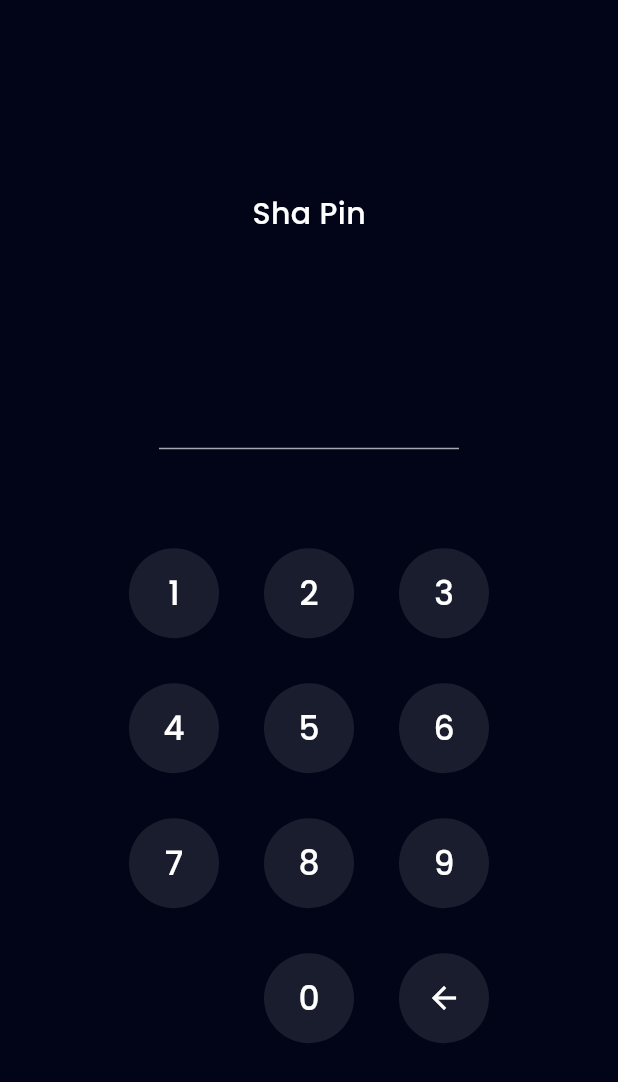
After one commit to krisnaxyoga/tomato_ewallet, a Flutter app: the PinPage screen opened by its route, on a phone screen of 412 x 824 dp. The commit adds this screen. Shown: the top 1082 px of the screen. Run offline on Flutter 3.47's test engine with Material 3 defaults, Android fonts, the phone set to English and light mode, and no system bars; our stand-ins replace carousel_slider.

Commit message:
update pin and profile

```diff
--- a/lib/main.dart
+++ b/lib/main.dart
@@ -1,6 +1,10 @@
 import 'package:bank_sha/shared/theme.dart';
 import 'package:bank_sha/ui/pages/home_page.dart';
 import 'package:bank_sha/ui/pages/onboarding_page.dart';
+import 'package:bank_sha/ui/pages/pin_page.dart';
+import 'package:bank_sha/ui/pages/profile_edit_page.dart';
+import 'package:bank_sha/ui/pages/profile_edit_pin_page.dart';
+import 'package:bank_sha/ui/pages/profile_edit_success_page.dart';
 import 'package:bank_sha/ui/pages/profile_page.dart';
 import 'package:bank_sha/ui/pages/sign_in_page.dart';
 import 'package:bank_sha/ui/pages/sign_up_page.dart';
@@ -45,6 +49,10 @@ class MyApp extends StatelessWidget {
         '/sign-up-success': (context) => const SignUpSuccessPage(),
         '/home': (context) => const HomePage(),
         '/profile': (context) => const ProfilePage(),
+        '/pin': (context) => const PinPage(),
+        '/profile-edit': (context) => const ProfileEditPage(),
+        '/profile-edit-pin': (context) => const ProfileEditPinPage(),
+        '/profile-edit-success': (context) => const ProfileEditSuccessPage(),
       },
     );
   }
--- /dev/null
+++ b/lib/ui/pages/pin_page.dart
@@ -0,0 +1,179 @@
+import 'package:bank_sha/shared/theme.dart';
+import 'package:bank_sha/ui/widgets/button.dart';
+import 'package:flutter/material.dart';
+
+class PinPage extends StatefulWidget {
+  const PinPage({super.key});
+
+  @override
+  State<PinPage> createState() => _PinPageState();
+}
+
+class _PinPageState extends State<PinPage> {
+  final TextEditingController pinController = TextEditingController(text: '');
+
+  addPin(String number) {
+    if (pinController.text.length < 6) {
+      setState(() {
+        pinController.text = pinController.text + number;
+      });
+    }
+
+    if (pinController.text == '123123') {
+      Navigator.pop(context, true);
+    }
+  }
+
+  deletePin() {
+    if (pinController.text.isNotEmpty) {
+      setState(() {
+        pinController.text =
+            pinController.text.substring(0, pinController.text.length - 1);
+      });
+    }
+  }
+
+  @override
+  Widget build(BuildContext context) {
+    return Scaffold(
+      backgroundColor: darkBackgroundColor,
+      body: Center(
+        child: Padding(
+          padding: const EdgeInsets.symmetric(
+            horizontal: 50,
+          ),
+          child: Column(
+            mainAxisAlignment: MainAxisAlignment.center,
+            children: [
+              Text(
+                'Sha Pin',
+                style: whiteTextStyle.copyWith(
+                  fontWeight: medium,
+                  fontSize: 20,
+                ),
+              ),
+              const SizedBox(
+                height: 72,
+              ),
+              SizedBox(
+                width: 200,
+                child: TextFormField(
+                  controller: pinController,
+                  obscureText: true,
+                  cursorColor: greyColor,
+                  obscuringCharacter: '*',
+                  enabled: false,
+                  style: whiteTextStyle.copyWith(
+                    fontWeight: medium,
+                    fontSize: 36,
+                    letterSpacing: 16,
+                  ),
+                  decoration: InputDecoration(
+                    disabledBorder: UnderlineInputBorder(
+                      borderSide: BorderSide(
+                        color: greyColor,
+                      ),
+                    ),
+                  ),
+                ),
+              ),
+              const SizedBox(
+                height: 66,
+              ),
+              Wrap(
+                runSpacing: 30,
+                spacing: 30,
+                children: [
+                  CustomsInputButton(
+                    title: '1',
+                    onTap: () {
+                      addPin('1');
+                    },
+                  ),
+                  CustomsInputButton(
+                    title: '2',
+                    onTap: () {
+                      addPin('2');
+                    },
+                  ),
+                  CustomsInputButton(
+                    title: '3',
+                    onTap: () {
+                      addPin('3');
+                    },
+                  ),
+                  CustomsInputButton(
+                    title: '4',
+                    onTap: () {
+                      addPin('4');
+                    },
+                  ),
+                  CustomsInputButton(
+                    title: '5',
+                    onTap: () {
+                      addPin('5');
+                    },
+                  ),
+                  CustomsInputButton(
+                    title: '6',
+                    onTap: () {
+                      addPin('6');
+                    },
+                  ),
+                  CustomsInputButton(
+                    title: '7',
+                    onTap: () {
+                      addPin('7');
+                    },
+                  ),
+                  CustomsInputButton(
+                    title: '8',
+                    onTap: () {
+                      addPin('8');
+                    },
+                  ),
+                  CustomsInputButton(
+                    title: '9',
+                    onTap: () {
+                      addPin('9');
+                    },
+                  ),
+                  const SizedBox(
+                    width: 60,
+                    height: 60,
+                  ),
+                  CustomsInputButton(
+                    title: '0',
+                    onTap: () {
+                      addPin('0');
+                    },
+                  ),
+                  GestureDetector(
+                    onTap: () {
+                      deletePin();
+                    },
+                    child: Container(
+                      width: 60,
+                      height: 60,
+                      decoration: BoxDecoration(
+                        shape: BoxShape.circle,
+                        color: numberBackgroundColor,
+                      ),
+                      child: Center(
+                        child: Icon(
+                          Icons.arrow_back,
+                          color: whiteColor,
+                          size: 24,
+                        ),
+                      ),
+                    ),
+                  ),
+                ],
+              )
+            ],
+          ),
+        ),
+      ),
+    );
+  }
+}
--- a/lib/ui/pages/profile_page.dart
+++ b/lib/ui/pages/profile_page.dart
@@ -78,12 +78,20 @@ class ProfilePage extends StatelessWidget {
                 ProfileMenuItem(
                   iconUrl: 'assets/ic_edit_profile.png',
                   title: 'Edit Profile',
-                  onTap: () {},
+                  onTap: () async {
+                    if (await Navigator.pushNamed(context, '/pin') == true) {
+                      Navigator.pushNamed(context, '/profile-edit');
+                    }
+                  },
                 ),
                 ProfileMenuItem(
                   iconUrl: 'assets/ic_pin.png',
                   title: 'My Pin',
-                  onTap: () {},
+                  onTap: () async {
+                    if (await Navigator.pushNamed(context, '/pin') == true) {
+                      Navigator.pushNamed(context, '/profile-edit-pin');
+                    }
+                  },
                 ),
                 ProfileMenuItem(
                   iconUrl: 'assets/ic_wallet.png',
--- a/lib/ui/widgets/button.dart
+++ b/lib/ui/widgets/button.dart
@@ -65,3 +65,37 @@ class CustomsTextButton extends StatelessWidget {
     );
   }
 }
+
+class CustomsInputButton extends StatelessWidget {
+  final String title;
+  final VoidCallback? onTap;
+  const CustomsInputButton({
+    super.key,
+    required this.title,
+    this.onTap,
+  });
+
+  @override
+  Widget build(BuildContext context) {
+    return GestureDetector(
+      onTap: onTap,
+      child: Container(
+        width: 60,
+        height: 60,
+        decoration: BoxDecoration(
+          shape: BoxShape.circle,
+          color: numberBackgroundColor,
+        ),
+        child: Center(
+          child: Text(
+            title,
+            style: whiteTextStyle.copyWith(
+              fontWeight: medium,
+              fontSize: 22,
+            ),
+          ),
+        ),
+      ),
+    );
+  }
+}
```
Also changed, not shown: lib/ui/pages/profile_edit_page.dart (added, +68 -0 lines), lib/ui/pages/profile_edit_pin_page.dart (added, +55 -0 lines), lib/ui/pages/profile_edit_success_page.dart (added, +48 -0 lines).
